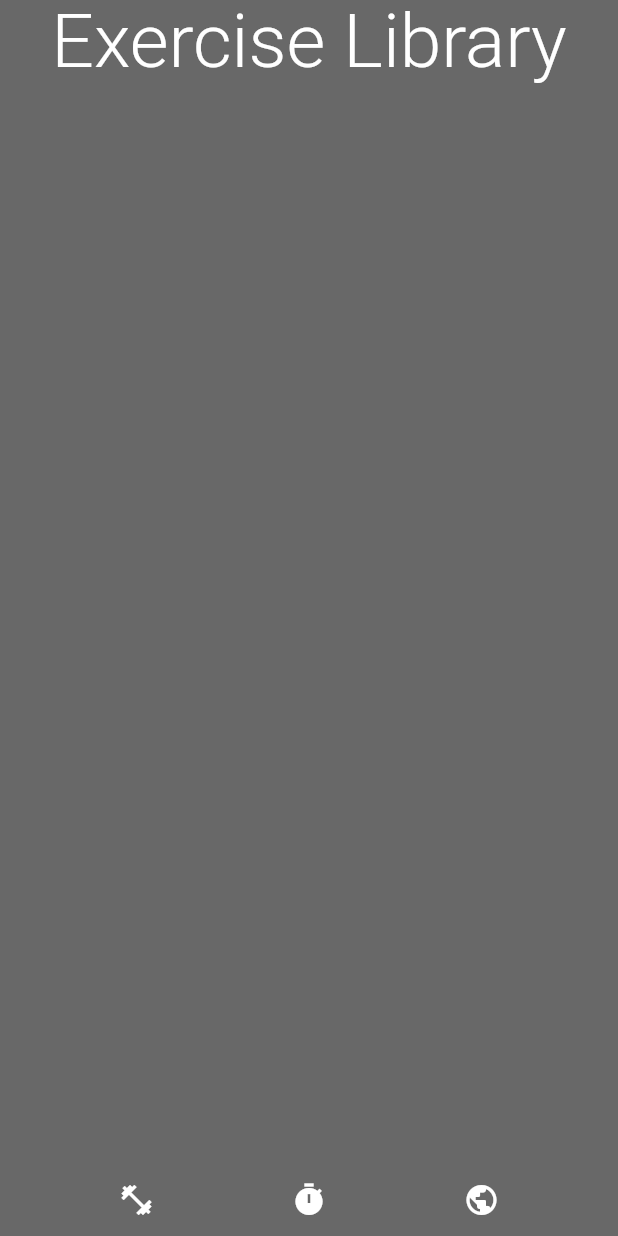
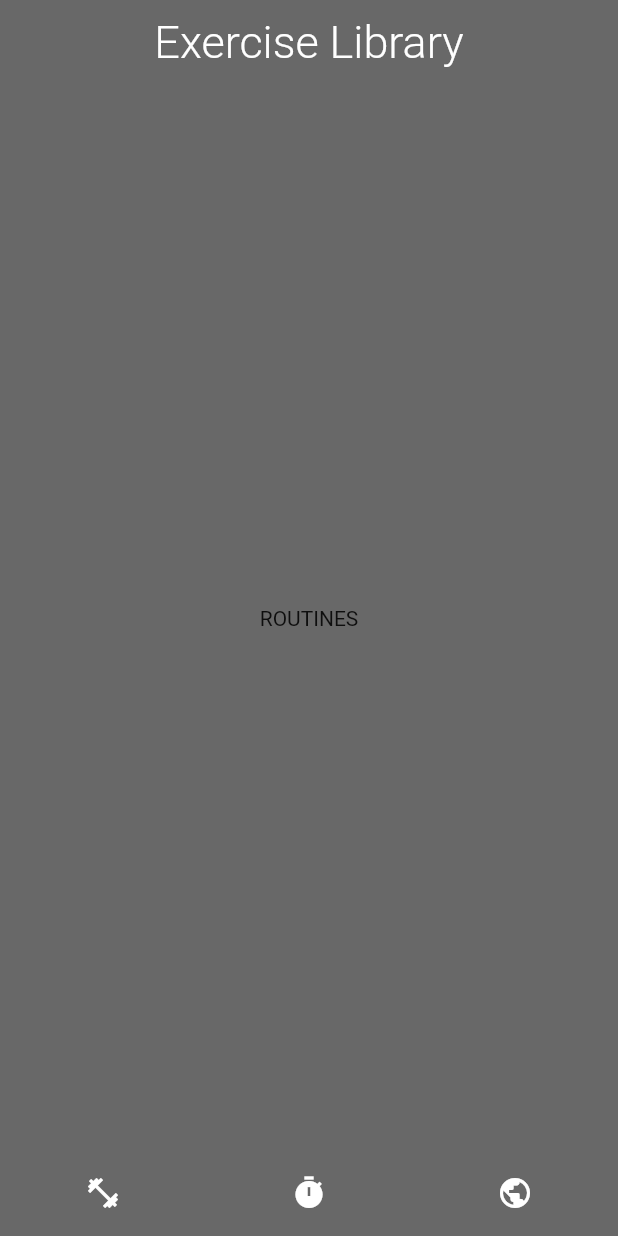
Before and after one commit to navidboloorian/exercise-timer, a Flutter app: the screen it shows after launch, on a phone screen of 412 x 824 dp. Run offline on Flutter 3.47's test engine with Material 2 defaults, Android fonts, the phone set to English and light mode, and no system bars; Roboto replaces fonts that are missing (Montserrat).

Commit message:
implemented boilerplate bottom navigation bar

```diff
--- a/lib/main.dart
+++ b/lib/main.dart
@@ -2,23 +2,55 @@ import 'package:flutter/material.dart';
 
 import 'utils/themes.dart';
 import 'ui/shared/widgets/bottom_bar.dart';
+import 'ui/pages/pages.dart';
 
 void main() {
   runApp(const App());
 }
 
-class App extends StatelessWidget {
+class App extends StatefulWidget {
   const App({super.key});
 
   @override
+  State<App> createState() => _AppState();
+}
+
+class _AppState extends State<App> {
+  // default screen is "routines"
+  int _currentPageIndex = 1;
+
+  void _setCurrentPageIndex(int index) {
+    setState(
+      () {
+        _currentPageIndex = index;
+      },
+    );
+  }
+
+  @override
   Widget build(BuildContext context) {
+    // list of all navigable pages
+    const List<Widget> pages = <Widget>[
+      Exercises(),
+      Routines(),
+      Market(),
+    ];
+
+    // current page is controlled by the bottom navigation bar
+    BottomBar bottomBar = BottomBar(
+      currentIndex: _currentPageIndex,
+      setCurrentIndex: _setCurrentPageIndex,
+    );
+
     return MaterialApp(
       theme: Themes.dark,
       home: Scaffold(
         appBar: AppBar(
           title: const Text('Exercise Library'),
         ),
-        bottomNavigationBar: const BottomBar(),
+        // display the page dictated by the variable
+        body: pages[_currentPageIndex],
+        bottomNavigationBar: bottomBar,
       ),
       debugShowCheckedModeBanner: false,
     );
--- /dev/null
+++ b/lib/ui/pages/exercises.dart
@@ -0,0 +1,12 @@
+import 'package:flutter/material.dart';
+
+class Exercises extends StatelessWidget {
+  const Exercises({super.key});
+
+  @override
+  Widget build(BuildContext context) {
+    return const Center(
+      child: Text('EXERCISES'),
+    );
+  }
+}
--- /dev/null
+++ b/lib/ui/pages/market.dart
@@ -0,0 +1,12 @@
+import 'package:flutter/material.dart';
+
+class Market extends StatelessWidget {
+  const Market({super.key});
+
+  @override
+  Widget build(BuildContext context) {
+    return const Center(
+      child: Text('MARKET'),
+    );
+  }
+}
--- /dev/null
+++ b/lib/ui/pages/pages.dart
@@ -0,0 +1,3 @@
+export 'exercises.dart';
+export 'market.dart';
+export 'routines.dart';
--- /dev/null
+++ b/lib/ui/pages/routines.dart
@@ -0,0 +1,12 @@
+import 'package:flutter/material.dart';
+
+class Routines extends StatelessWidget {
+  const Routines({super.key});
+
+  @override
+  Widget build(BuildContext context) {
+    return const Center(
+      child: Text('ROUTINES'),
+    );
+  }
+}
--- a/lib/ui/shared/widgets/bottom_bar.dart
+++ b/lib/ui/shared/widgets/bottom_bar.dart
@@ -2,60 +2,51 @@ import 'package:flutter/material.dart';
 
 import '../../../utils/colors.dart';
 
-class BottomBar extends StatefulWidget {
-  const BottomBar({super.key});
+class BottomBar extends StatelessWidget {
+  // track the current page
+  // passed down from main app widget
+  final int currentIndex;
+  final Function setCurrentIndex;
 
-  @override
-  State<BottomBar> createState() => _BottomBarState();
-}
-
-class _BottomBarState extends State<BottomBar> {
-  static const List<IconButton> _pages = <IconButton>[
-    IconButton(
-      onPressed: null,
-      icon: Icon(
-        Icons.fitness_center,
-        color: Colors.white,
-      ),
-    ),
-    IconButton(
-      onPressed: null,
-      icon: Icon(
-        Icons.timer,
-        color: Colors.white,
-      ),
-    ),
-    IconButton(
-      onPressed: null,
-      icon: Icon(
-        Icons.public,
-        color: Colors.white,
-      ),
-    ),
-  ];
-
-  static const List<BottomNavigationBarItem> _pageIcons =
-      <BottomNavigationBarItem>[
-    BottomNavigationBarItem(
-      icon: Icon(Icons.timer),
-      label: 'Home',
-    ),
-    BottomNavigationBarItem(
-      icon: Icon(Icons.fitness_center),
-      label: 'Fitness',
-    ),
-    BottomNavigationBarItem(
-      icon: Icon(Icons.public),
-      label: 'Here',
-    ),
-  ];
+  const BottomBar({
+    super.key,
+    required this.currentIndex,
+    required this.setCurrentIndex,
+  });
 
   @override
   Widget build(BuildContext context) {
-    return Row(
-      mainAxisAlignment: MainAxisAlignment.spaceEvenly,
-      mainAxisSize: MainAxisSize.max,
-      children: _pages,
+    // map icons to simply names
+    const Map<String, IconData> icons = <String, IconData>{
+      'exercises': Icons.fitness_center,
+      'routines': Icons.timer,
+      'market': Icons.public,
+    };
+
+    List<BottomNavigationBarItem> barItems = <BottomNavigationBarItem>[];
+
+    // creates list of navigation bar buttons
+    for (String name in icons.keys) {
+      barItems.add(
+        BottomNavigationBarItem(
+          label: name,
+          icon: Icon(
+            icons[name],
+            color: Colors.white,
+          ),
+        ),
+      );
+    }
+
+    return BottomNavigationBar(
+      currentIndex: currentIndex,
+      type: BottomNavigationBarType.fixed,
+      onTap: (index) => setCurrentIndex(index),
+      elevation: 0,
+      showSelectedLabels: false,
+      showUnselectedLabels: false,
+      backgroundColor: CustomColors.darkBackground,
+      items: barItems,
     );
   }
 }
--- a/lib/utils/colors.dart
+++ b/lib/utils/colors.dart
@@ -2,5 +2,5 @@ import 'package:flutter/material.dart';
 
 abstract class CustomColors {
   static const Color darkBackground = Color(0xff686868);
-  static const Color darkText = Color(0xffffffff);
+  static const Color darkText = Colors.white;
 }
--- a/lib/utils/themes.dart
+++ b/lib/utils/themes.dart
@@ -16,7 +16,7 @@ class Themes {
         elevation: 0,
         titleTextStyle: TextStyle(
           fontFamily: 'Montserrat',
-          fontSize: 50,
+          fontSize: 30,
           fontWeight: FontWeight.w300,
         ),
       ),
```
